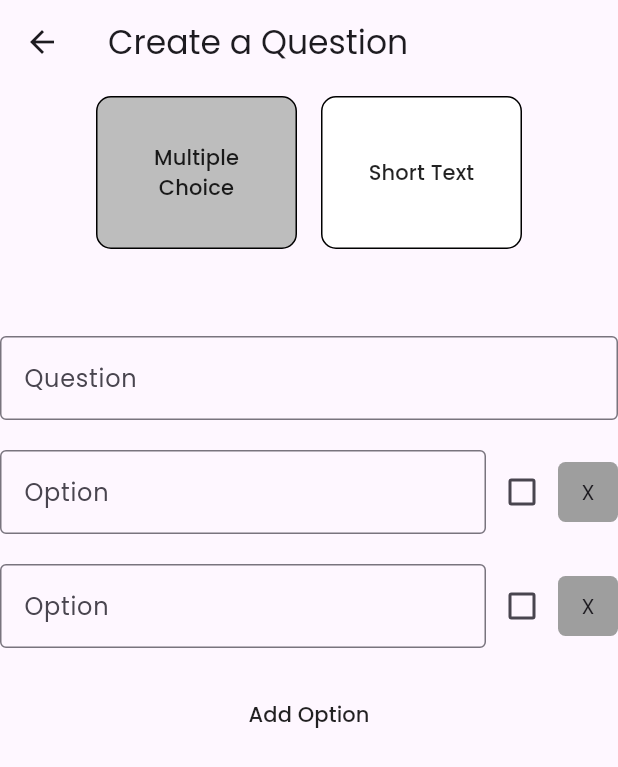
After one commit to UoP-BrainTap/frontend, a Flutter app: the QuestionCreationPage screen opened by its route, on a phone screen of 412 x 824 dp. The commit adds this screen. Shown: the top 767 px of the screen. Run offline on Flutter 3.47's test engine with Material 3 defaults, Android fonts, the phone set to English and light mode, and no system bars; our stand-ins replace dio, email_validator, go_router, shared_preferences, url_strategy; missing offline and left inert: password_strength_checker; accounts and stored records are empty.

Commit message:
Added question creation page contents (old)

```diff
--- a/lib/main.dart
+++ b/lib/main.dart
@@ -2,8 +2,9 @@ import 'package:flutter/material.dart';
 import 'package:frontend/pages/home_page_landscape.dart';
 import 'package:frontend/pages/home_page_portrait.dart';
 //import 'package:frontend/pages/QC_page.dart';
-import 'package:frontend/pages/home_page.dart';
 import 'package:frontend/pages/login_page.dart';
+import 'package:frontend/pages/question_creation_page.dart';
+import 'package:frontend/pages/question_managment_page.dart';
 import 'package:frontend/pages/signup_page.dart';
 import 'package:frontend/pages/faq.dart';
 import 'package:go_router/go_router.dart';
@@ -54,12 +55,16 @@ class MyApp extends StatelessWidget {
                 }
                 return null;
               },
-//            routes: [
-//              GoRoute(
-//                path: 'create',
-//                builder: (context, state) => QuestionFormPage(),
-//              )
-//            ]
+           routes: [
+             GoRoute(
+               path: 'create',
+               builder: (context, state) => const QuestionCreationPage(),
+             ),
+             GoRoute(
+               path: 'manage',
+                builder: (context, state) => const QuestionManagementPage(),
+             )
+           ]
             )
           ]),
     ],
@@ -72,7 +77,6 @@ class MyApp extends StatelessWidget {
       child: MaterialApp.router(
         theme: ThemeData(
           fontFamily: 'Poppins',
-          brightness: Brightness.dark,
           inputDecorationTheme: const InputDecorationTheme(
             border: OutlineInputBorder(),
           ),
--- /dev/null
+++ b/lib/pages/question_creation_page.dart
@@ -0,0 +1,222 @@
+import 'package:flutter/material.dart';
+import 'package:frontend/widgets/button.dart';
+import 'package:password_strength_checker/password_strength_checker.dart';
+
+class QuestionCreationPage extends StatefulWidget {
+  const QuestionCreationPage({super.key});
+
+  @override
+  State<StatefulWidget> createState() {
+    return _QuestionCreationPageState();
+  }
+}
+
+class _QuestionCreationPageState extends State<QuestionCreationPage> {
+  QuestionType _questionType = QuestionType.multipleChoice;
+
+  @override
+  Widget build(BuildContext context) {
+    return Scaffold(
+      appBar: AppBar(
+        title: const Text('Create a Question'),
+      ),
+      body: Center(
+        child: Column(
+          children: [
+            Row(
+              mainAxisAlignment: MainAxisAlignment.center,
+              children: [
+                QuestionTypeSelector(
+                  type: QuestionType.multipleChoice,
+                  active: _questionType == QuestionType.multipleChoice,
+                  onPressed: () {
+                    setState(() {
+                      _questionType = QuestionType.multipleChoice;
+                    });
+                  },
+                ),
+                QuestionTypeSelector(
+                  type: QuestionType.shortText,
+                  active: _questionType == QuestionType.shortText,
+                  onPressed: () {
+                    setState(() {
+                      _questionType = QuestionType.shortText;
+                    });
+                  },
+                ),
+              ],
+            ),
+            const SizedBox(height: 50),
+            (() {
+              if (_questionType == QuestionType.multipleChoice) {
+                return const MultipleChoiceQuestionCreation();
+              } else {
+                return const Text('Short Text Question');
+              }
+            })()
+          ],
+        ),
+      ),
+    );
+  }
+}
+
+enum QuestionType {
+  multipleChoice("Multiple Choice"),
+  shortText("Short Text");
+
+  final String name;
+
+  const QuestionType(this.name);
+}
+
+class QuestionTypeSelector extends StatelessWidget {
+  final QuestionType type;
+  final bool active;
+  final VoidCallback onPressed;
+
+  const QuestionTypeSelector({super.key, required this.type, required this.onPressed, required this.active});
+
+  @override
+  Widget build(BuildContext context) {
+    return Padding(
+      padding: const EdgeInsets.all(8),
+      child: Container(
+        decoration: BoxDecoration(
+          border: Border.all(color: Colors.black),
+          borderRadius: BorderRadius.circular(10),
+          color: active ? Colors.grey[400] : Colors.white,
+        ),
+        child: MaterialButton(
+          onPressed: onPressed,
+          child: SizedBox(
+            width: 100,
+            height: 100,
+            child: Center(
+              child: Text(type.name, textAlign: TextAlign.center),
+            ),
+          ),
+        ),
+      ),
+    );
+  }
+}
+
+class MultipleChoiceQuestionCreation extends StatefulWidget {
+  const MultipleChoiceQuestionCreation({super.key});
+
+  @override
+  State<StatefulWidget> createState() {
+    return _MultipleChoiceQuestionCreation();
+  }
+}
+
+class _MultipleChoiceQuestionCreation extends State<MultipleChoiceQuestionCreation> {
+  final _formKey = GlobalKey<FormState>();
+
+  final _options = <MultipleChoiceOption>[];
+
+  _optionAdded() {
+    if (_options.length >= 5) {
+      return;
+    }
+    setState(() {
+      _options.add(MultipleChoiceOption(canDelete: true, onDelete: _optionDeleted));
+    });
+  }
+
+  _optionDeleted(MultipleChoiceOption option) {
+    setState(() {
+      _options.remove(option);
+    });
+  }
+
+  @override
+  Widget build(BuildContext context) {
+    return Container(
+      child: Form(child: ConstrainedBox(
+        constraints: const BoxConstraints(maxWidth: 500),
+        child: Column(
+          children: [
+            TextFormField(
+              decoration: const InputDecoration(
+                labelText: 'Question',
+              ),
+              autovalidateMode: AutovalidateMode.onUserInteraction,
+              validator: (value) {
+                return value != null && value.isNotEmpty ? null : 'Please enter a question title';
+              },
+            ),
+            const MultipleChoiceOption(canDelete: false, onDelete: null),
+            const MultipleChoiceOption(canDelete: false, onDelete: null),
+            ..._options,
+            Padding(
+              padding: const EdgeInsets.only(top: 20),
+              child: MaterialButton(onPressed: () {
+                _optionAdded();
+              }, child: const Text('Add Option'),)
+            ),
+          ],
+        ),
+      ))
+    );
+  }
+}
+
+class MultipleChoiceOption extends StatelessWidget {
+  final bool canDelete;
+  final Function? onDelete;
+
+  const MultipleChoiceOption({super.key, required this.canDelete, required this.onDelete});
+
+  @override
+  Widget build(BuildContext context) {
+    return Padding(
+      padding: const EdgeInsets.only(top: 20),
+      child: Row(
+        mainAxisAlignment: MainAxisAlignment.center,
+        children: [
+          Expanded(
+            child: TextFormField(
+              decoration: const InputDecoration(
+                labelText: 'Option',
+              ),
+              autovalidateMode: AutovalidateMode.onUserInteraction,
+              validator: (value) {
+                return value != null && value.isNotEmpty
+                    ? null
+                    : 'Please enter an option';
+              },
+            ),
+          ),
+
+          FormField(builder: (state) {
+            return Checkbox(
+              value: state.value != null ? state.value as bool : false,
+              onChanged: (value) {
+                state.didChange(value);
+              },
+            );
+          }),
+          InkWell(
+            borderRadius: BorderRadius.circular(5),
+            onTap: () {
+              onDelete?.call(this);
+            },
+            child: Ink(
+              width: 40,
+              height: 40,
+              decoration: BoxDecoration(
+                color: canDelete ? Colors.red : Colors.grey,
+                borderRadius: const BorderRadius.all(Radius.circular(5)),
+              ),
+              child: const Center(
+                child: Text("X"),
+              ),
+            )
+          )
+        ],
+      ),
+    );
+  }
+}
```
Also changed, not shown: lib/pages/question_managment_page.dart (added, +86 -0 lines), pubspec.lock.
